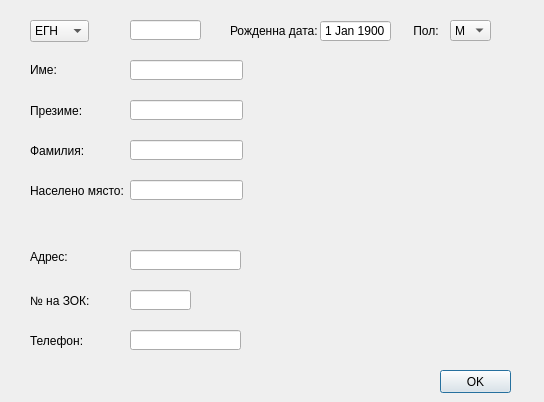
First picture: the form in src/View/PatientDialog/PatientFormDialog.ui, repository thefinalcutbg/DinoDent, before the edit.
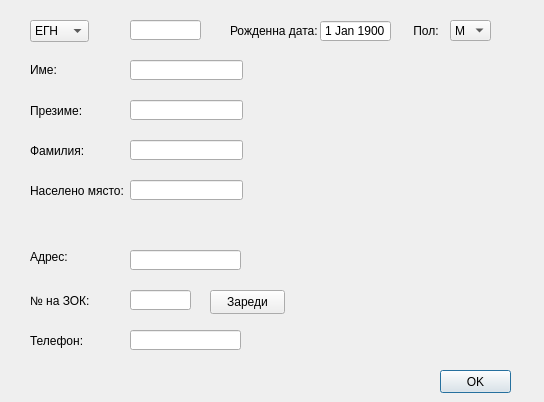
Second picture: the form after the edit. Custom widgets are drawn as their Qt base class.

The edit to the form file:
```diff
--- a/src/View/PatientDialog/PatientFormDialog.ui
+++ b/src/View/PatientDialog/PatientFormDialog.ui
@@ -392,6 +392,19 @@
     <string/>
    </property>
   </widget>
+  <widget class="QPushButton" name="pushButton">
+   <property name="geometry">
+    <rect>
+     <x>210</x>
+     <y>290</y>
+     <width>75</width>
+     <height>24</height>
+    </rect>
+   </property>
+   <property name="text">
+    <string>Зареди</string>
+   </property>
+  </widget>
  </widget>
  <layoutdefault spacing="6" margin="11"/>
  <customwidgets>
```
